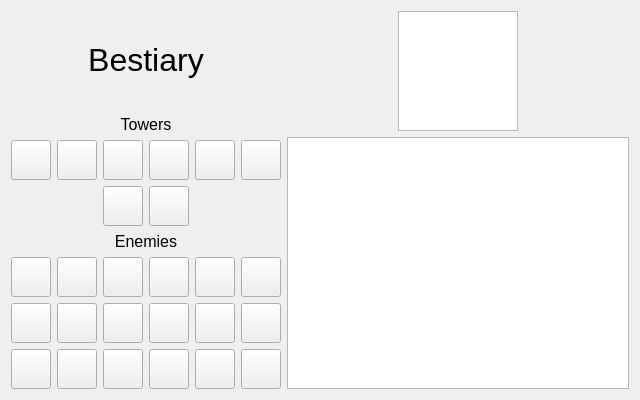
Above: src/main/bestiary.ui from chanjeff2/GroupProject before the change. Below: the same form after it.
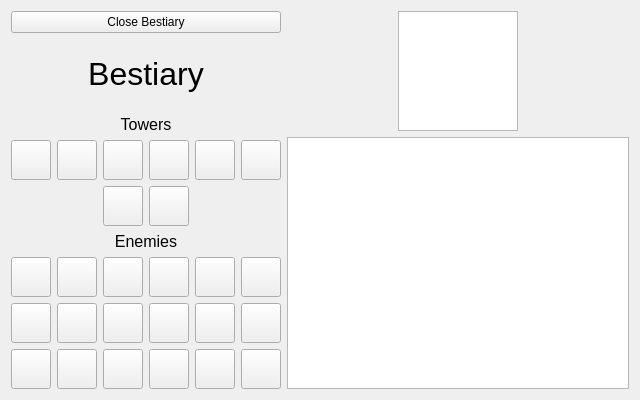
That is the form after the change. Icons and pictures are not drawn.

```diff
--- a/src/main/bestiary.ui
+++ b/src/main/bestiary.ui
@@ -16,6 +16,13 @@
   <layout class="QHBoxLayout" name="horizontalLayout">
    <item>
     <layout class="QVBoxLayout" name="verticalLayout">
+     <item>
+      <widget class="QPushButton" name="ExitBestiary">
+       <property name="text">
+        <string>Close Bestiary</string>
+       </property>
+      </widget>
+     </item>
      <item>
       <widget class="QLabel" name="BestiaryTitle">
        <property name="font">
```
